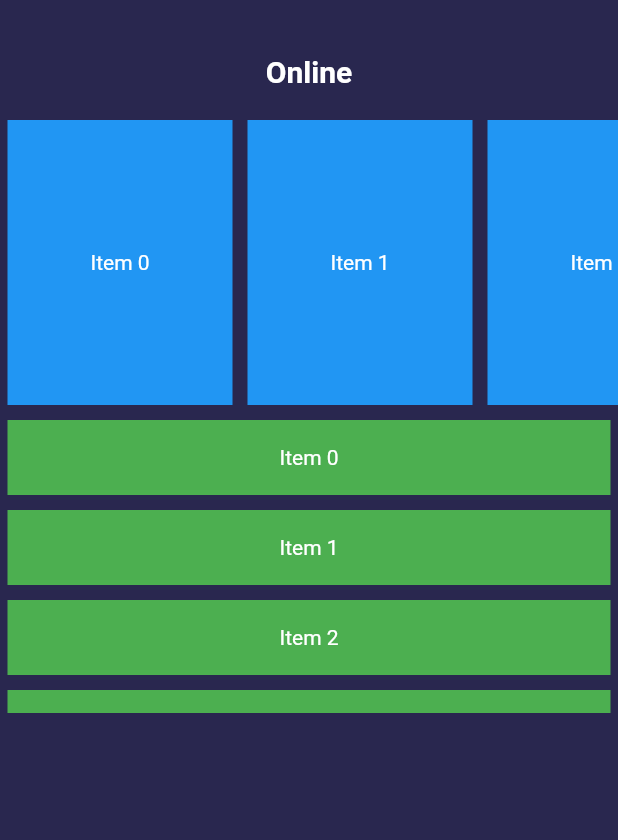
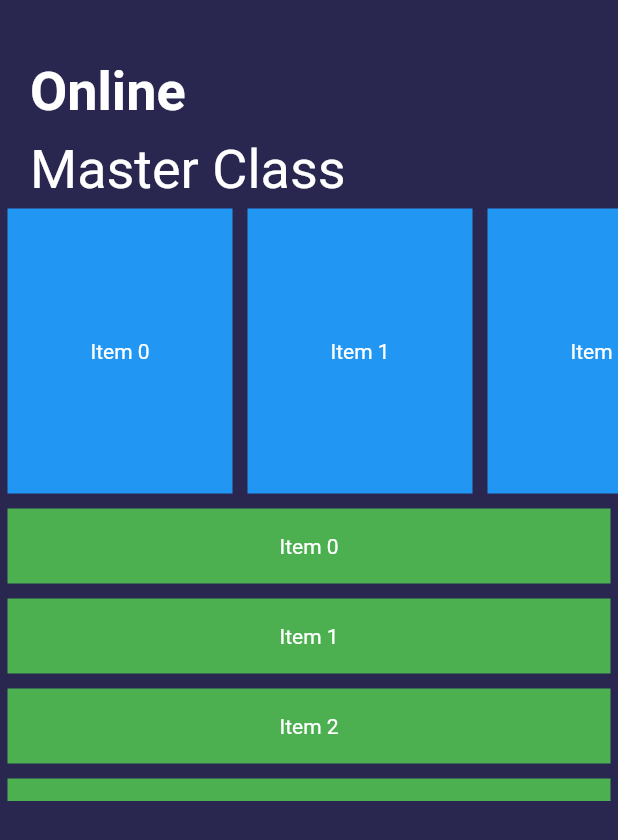
Before and after one commit to Lance-Abella/UI_Design, a Flutter app: the screen it shows after launch, on a phone screen of 412 x 824 dp. Shown: the top 840 px of the screen. Run offline on Flutter 3.47's test engine with Material 2 defaults, Android fonts, the phone set to English and light mode, and no system bars.

Commit message:
formatted the title text

```diff
--- a/analysis_options.yaml
+++ b/analysis_options.yaml
@@ -7,7 +7,7 @@
 
 # The following line activates a set of recommended lints for Flutter apps,
 # packages, and plugins designed to encourage good coding practices.
-include: package:flutter_lints/flutter.yaml
+#include: package:flutter_lints/flutter.yaml
 
 linter:
   # The lint rules applied to this project can be customized in the
--- a/lib/home.dart
+++ b/lib/home.dart
@@ -13,24 +13,37 @@ class home extends StatelessWidget {
     return MaterialApp(
       home: Scaffold(
         backgroundColor: customBackgroundColor,
+
         body: Column(
+          crossAxisAlignment: CrossAxisAlignment.start,
           children: [
             Container(
-              padding: const EdgeInsets.only(top: 20),
+              margin: const EdgeInsets.only(top: 40, left: 20),
               child: StyledText(
                   text: 'Online',
-                  textStyle: const TextStyle(
-                    fontSize: 20,
+                  textStyle: TextStyle(
+                    fontSize: 36,
                     fontWeight: FontWeight.bold,
                     color: Colors.white,
-                    // Add textAlign directly to the TextStyle
+                    fontFamily: 'Roboto',
                   ),
-                  textAlign: TextAlign.left,
-                  padding: const EdgeInsets.all(16),
                 ),
+            ),
 
+            Container(
+              margin: const EdgeInsets.only(top: 10, left: 20),
+              child: StyledText(
+                  text: 'Master Class',
+                  textStyle: TextStyle(
+                    fontSize: 36,
+                    fontWeight: FontWeight.normal,
+                    color: Colors.white,
+                    fontFamily: 'Roboto',
+                  ),
+                ),
             ),
-            const Expanded(
+
+            Expanded(
               child: ScrollableWidget(),
             ),
           ],
--- a/lib/text_format.dart
+++ b/lib/text_format.dart
@@ -20,7 +20,7 @@ class StyledText extends StatelessWidget {
       child: Text(
         text,
         style: textStyle,
-        textAlign: textAlign, // Apply textAlign directly to the Text widget
+        textAlign: textAlign,
       ),
     );
   }
--- a/pubspec.yaml
+++ b/pubspec.yaml
@@ -47,7 +47,7 @@ dev_dependencies:
   # activated in the `analysis_options.yaml` file located at the root of your
   # package. See that file for information about deactivating specific lint
   # rules and activating additional ones.
-  flutter_lints: ^2.0.0
+  #flutter_lints: ^2.0.0
 
 # For information on the generic Dart part of this file, see the
 # following page: https://dart.dev/tools/pub/pubspec
```
Also changed, not shown: pubspec.lock.
